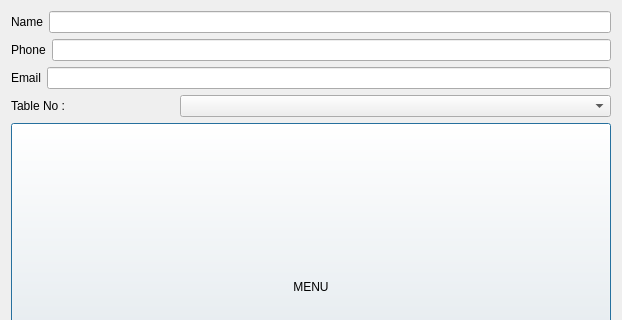
Old version of the form Ifrad/customer.ui in the repository Ridwan230/Restaurant-Management-System; both pictures show x 0 to 622 and y 0 to 320 of the 622 by 490 pixel window.
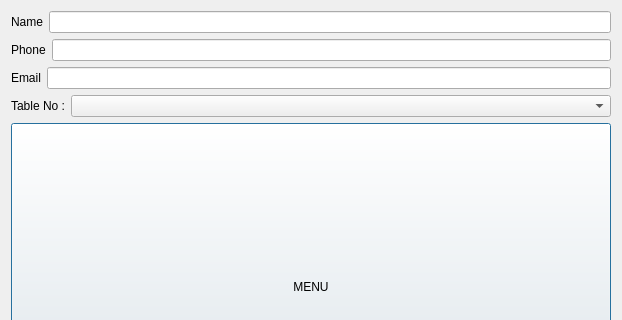
New version of the form.

Patch:
```diff
--- a/Ifrad/customer.ui
+++ b/Ifrad/customer.ui
@@ -13,11 +13,11 @@
   <property name="windowTitle">
    <string>Dialog</string>
   </property>
-  <layout class="QVBoxLayout" name="verticalLayout_2">
-   <item>
+  <layout class="QGridLayout" name="gridLayout">
+   <item row="0" column="0">
     <layout class="QVBoxLayout" name="verticalLayout">
      <item>
-      <layout class="QHBoxLayout" name="horizontalLayout_3">
+      <layout class="QHBoxLayout" name="horizontalLayout">
        <item>
         <widget class="QLabel" name="label">
          <property name="text">
@@ -45,7 +45,7 @@
       </layout>
      </item>
      <item>
-      <layout class="QHBoxLayout" name="horizontalLayout">
+      <layout class="QHBoxLayout" name="horizontalLayout_3">
        <item>
         <widget class="QLabel" name="label_2">
          <property name="text">
@@ -62,6 +62,12 @@
       <layout class="QHBoxLayout" name="horizontalLayout_4">
        <item>
         <widget class="QLabel" name="label_4">
+         <property name="sizePolicy">
+          <sizepolicy hsizetype="Fixed" vsizetype="Preferred">
+           <horstretch>0</horstretch>
+           <verstretch>0</verstretch>
+          </sizepolicy>
+         </property>
          <property name="text">
           <string>Table No :</string>
          </property>
```
Left out of the diff: 8 changed lines with no effect on the pictures.
